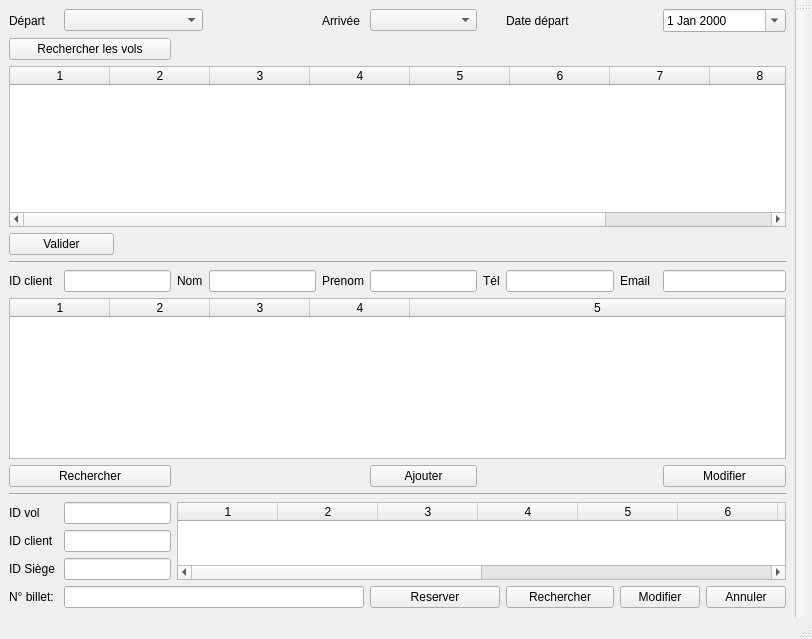
Before: the Qt Designer form ReservationVols_2/mainwindow.ui in MahelNN/Flights-reservation-app-, drawn with Qt 5.
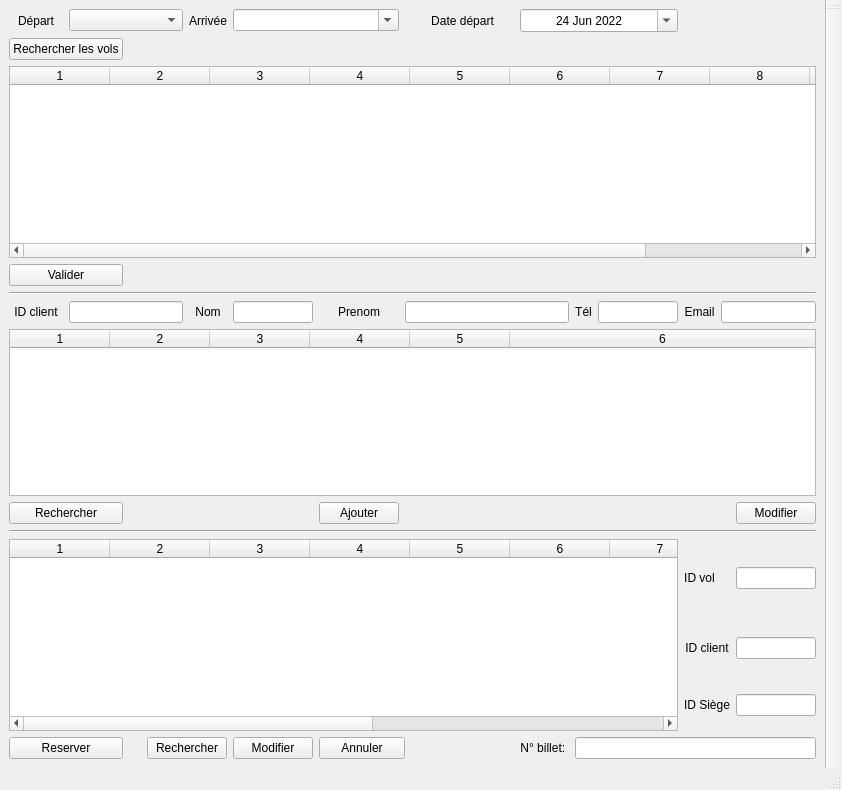
After: the same form once the commit is applied.

What changed in the file:
```diff
--- a/ReservationVols_2/mainwindow.ui
+++ b/ReservationVols_2/mainwindow.ui
@@ -6,8 +6,8 @@
    <rect>
     <x>0</x>
     <y>0</y>
-    <width>812</width>
-    <height>639</height>
+    <width>842</width>
+    <height>790</height>
    </rect>
   </property>
   <property name="windowTitle">
@@ -15,52 +15,86 @@
   </property>
   <widget class="QWidget" name="centralwidget">
    <layout class="QGridLayout" name="gridLayout">
-    <item row="0" column="0">
-     <widget class="QLabel" name="label">
+    <item row="5" column="5">
+     <widget class="QLineEdit" name="leNomPassager">
+      <property name="alignment">
+       <set>Qt::AlignCenter</set>
+      </property>
+     </widget>
+    </item>
+    <item row="11" column="12" colspan="2">
+     <widget class="QLabel" name="label_13">
       <property name="text">
-       <string>Départ</string>
+       <string>ID Siège</string>
       </property>
+      <property name="alignment">
+       <set>Qt::AlignCenter</set>
+      </property>
      </widget>
     </item>
-    <item row="0" column="1" colspan="3">
-     <widget class="QComboBox" name="leVilleDepart"/>
+    <item row="12" column="6" colspan="2">
+     <widget class="QPushButton" name="pbAnnuler_Reservation">
+      <property name="text">
+       <string>Annuler</string>
+      </property>
+     </widget>
     </item>
-    <item row="0" column="6">
-     <widget class="QLabel" name="label_2">
+    <item row="3" column="0" colspan="2">
+     <widget class="QPushButton" name="pbValiderUnVol">
       <property name="text">
-       <string>Arrivée</string>
+       <string>Valider</string>
       </property>
      </widget>
     </item>
-    <item row="0" column="7">
-     <widget class="QComboBox" name="leVilleArrivee"/>
+    <item row="5" column="1" colspan="3">
+     <widget class="QLineEdit" name="leIDPassager">
+      <property name="alignment">
+       <set>Qt::AlignCenter</set>
+      </property>
+     </widget>
     </item>
-    <item row="0" column="9">
-     <widget class="QLabel" name="label_3">
+    <item row="12" column="5">
+     <widget class="QPushButton" name="pbModifier_Reservation">
       <property name="text">
-       <string>Date départ</string>
+       <string>Modifier</string>
       </property>
      </widget>
     </item>
-    <item row="0" column="11" colspan="2">
-     <widget class="QDateEdit" name="dateEdit">
-      <property name="calendarPopup">
-       <bool>true</bool>
+    <item row="4" column="0" colspan="15">
+     <widget class="Line" name="line">
+      <property name="orientation">
+       <enum>Qt::Horizontal</enum>
       </property>
      </widget>
     </item>
-    <item row="1" column="0" colspan="3">
-     <widget class="QPushButton" name="pbRechercheListVols">
+    <item row="5" column="12">
+     <widget class="QLabel" name="label_7">
       <property name="text">
-       <string>Rechercher les vols</string>
+       <string>Email</string>
       </property>
+      <property name="alignment">
+       <set>Qt::AlignCenter</set>
+      </property>
      </widget>
     </item>
-    <item row="2" column="0" colspan="13">
+    <item row="7" column="0" colspan="2">
+     <widget class="QPushButton" name="RechercherPassager">
+      <property name="text">
+       <string>Rechercher</string>
+      </property>
+     </widget>
+    </item>
+    <item row="2" column="0" colspan="15">
      <widget class="QTableWidget" name="twListeDesVols">
       <property name="enabled">
        <bool>true</bool>
       </property>
+      <property name="sizePolicy">
+       <sizepolicy hsizetype="Expanding" vsizetype="MinimumExpanding">
+        <horstretch>0</horstretch>
+        <verstretch>0</verstretch>
+       </sizepolicy>
+      </property>
       <property name="selectionBehavior">
        <enum>QAbstractItemView::SelectRows</enum>
       </property>
@@ -74,7 +108,7 @@
        <number>0</number>
       </property>
       <property name="columnCount">
-       <number>9</number>
+       <number>10</number>
       </property>
       <attribute name="horizontalHeaderStretchLastSection">
        <bool>true</bool>
@@ -88,74 +122,105 @@
       <column/>
       <column/>
       <column/>
+      <column/>
      </widget>
     </item>
-    <item row="3" column="0" colspan="2">
-     <widget class="QPushButton" name="pbValiderUnVol">
+    <item row="1" column="0" colspan="2">
+     <widget class="QPushButton" name="pbRechercheListVols">
       <property name="text">
-       <string>Valider</string>
+       <string>Rechercher les vols</string>
       </property>
      </widget>
     </item>
-    <item row="4" column="0" colspan="13">
-     <widget class="Line" name="line">
-      <property name="orientation">
-       <enum>Qt::Horizontal</enum>
+    <item row="9" column="0" rowspan="3" colspan="12">
+     <widget class="QTableWidget" name="twInformation_Reservation">
+      <property name="sizePolicy">
+       <sizepolicy hsizetype="Expanding" vsizetype="MinimumExpanding">
+        <horstretch>0</horstretch>
+        <verstretch>0</verstretch>
+       </sizepolicy>
       </property>
+      <property name="showGrid">
+       <bool>true</bool>
+      </property>
+      <property name="columnCount">
+       <number>11</number>
+      </property>
+      <attribute name="horizontalHeaderStretchLastSection">
+       <bool>true</bool>
+      </attribute>
+      <column/>
+      <column/>
+      <column/>
+      <column/>
+      <column/>
+      <column/>
+      <column/>
+      <column/>
+      <column/>
+      <column/>
+      <column/>
      </widget>
     </item>
-    <item row="5" column="0">
-     <widget class="QLabel" name="label_11">
-      <property name="text">
-       <string>ID client</string>
+    <item row="5" column="7" colspan="3">
+     <widget class="QLineEdit" name="lePrenomPassager">
+      <property name="alignment">
+       <set>Qt::AlignCenter</set>
       </property>
      </widget>
     </item>
-    <item row="5" column="1" colspan="2">
-     <widget class="QLineEdit" name="leIDPassager"/>
-    </item>
-    <item row="5" column="3">
-     <widget class="QLabel" name="label_4">
+    <item row="12" column="3" colspan="2">
+     <widget class="QPushButton" name="pbRechercher_Reservation">
       <property name="text">
-       <string>Nom</string>
+       <string>Rechercher</string>
       </property>
      </widget>
     </item>
-    <item row="5" column="4" colspan="2">
-     <widget class="QLineEdit" name="leNomPassager"/>
-    </item>
     <item row="5" column="6">
      <widget class="QLabel" name="label_5">
       <property name="text">
        <string>Prenom</string>
       </property>
+      <property name="alignment">
+       <set>Qt::AlignCenter</set>
+      </property>
      </widget>
     </item>
-    <item row="5" column="7">
-     <widget class="QLineEdit" name="lePrenomPassager"/>
-    </item>
-    <item row="5" column="8">
+    <item row="5" column="10">
      <widget class="QLabel" name="label_6">
       <property name="text">
        <string>Tél</string>
       </property>
+      <property name="alignment">
+       <set>Qt::AlignCenter</set>
+      </property>
      </widget>
     </item>
-    <item row="5" column="9">
-     <widget class="QLineEdit" name="leTelephonePassager"/>
+    <item row="5" column="11">
+     <widget class="QLineEdit" name="leTelephonePassager">
+      <property name="alignment">
+       <set>Qt::AlignCenter</set>
+      </property>
+     </widget>
     </item>
-    <item row="5" column="10">
-     <widget class="QLabel" name="label_7">
+    <item row="0" column="0">
+     <widget class="QLabel" name="label">
       <property name="text">
-       <string>Email</string>
+       <string>Départ</string>
+      </property>
+      <property name="alignment">
+       <set>Qt::AlignCenter</set>
       </property>
      </widget>
     </item>
-    <item row="5" column="11" colspan="2">
-     <widget class="QLineEdit" name="leEmailPassager"/>
-    </item>
-    <item row="6" column="0" colspan="13">
+    <item row="6" column="0" colspan="15">
      <widget class="QTableWidget" name="twInformationPassager">
+      <property name="sizePolicy">
+       <sizepolicy hsizetype="Expanding" vsizetype="Preferred">
+        <horstretch>0</horstretch>
+        <verstretch>0</verstretch>
+       </sizepolicy>
+      </property>
       <property name="showGrid">
        <bool>false</bool>
       </property>
@@ -163,7 +228,7 @@
        <enum>Qt::SolidLine</enum>
       </property>
       <property name="columnCount">
-       <number>5</number>
+       <number>6</number>
       </property>
       <attribute name="horizontalHeaderStretchLastSection">
        <bool>true</bool>
@@ -173,65 +238,81 @@
       <column/>
       <column/>
       <column/>
+      <column/>
      </widget>
     </item>
-    <item row="7" column="0" colspan="3">
-     <widget class="QPushButton" name="RechercherPassager">
-      <property name="text">
-       <string>Rechercher</string>
+    <item row="5" column="13" colspan="2">
+     <widget class="QLineEdit" name="leEmailPassager">
+      <property name="alignment">
+       <set>Qt::AlignCenter</set>
       </property>
      </widget>
     </item>
-    <item row="7" column="7">
+    <item row="8" column="0" colspan="15">
+     <widget class="Line" name="line_2">
+      <property name="orientation">
+       <enum>Qt::Horizontal</enum>
+      </property>
+     </widget>
+    </item>
+    <item row="7" column="9">
+     <spacer name="horizontalSpacer_5">
+      <property name="orientation">
+       <enum>Qt::Horizontal</enum>
+      </property>
+      <property name="sizeHint" stdset="0">
+       <size>
+        <width>40</width>
+        <height>20</height>
+       </size>
+      </property>
+     </spacer>
+    </item>
+    <item row="7" column="6">
      <widget class="QPushButton" name="AjouterPassager">
       <property name="text">
        <string>Ajouter</string>
       </property>
      </widget>
     </item>
-    <item row="7" column="11" colspan="2">
+    <item row="10" column="14">
+     <widget class="QLineEdit" name="leReserv_IDPassager">
+      <property name="enabled">
+       <bool>true</bool>
+      </property>
+      <property name="alignment">
+       <set>Qt::AlignCenter</set>
+      </property>
+     </widget>
+    </item>
+    <item row="5" column="4">
+     <widget class="QLabel" name="label_4">
+      <property name="text">
+       <string>Nom</string>
+      </property>
+      <property name="alignment">
+       <set>Qt::AlignCenter</set>
+      </property>
+     </widget>
+    </item>
+    <item row="7" column="14">
      <widget class="QPushButton" name="ModifierPassager">
       <property name="text">
        <string>Modifier</string>
       </property>
      </widget>
     </item>
-    <item row="8" column="0" colspan="13">
-     <widget class="Line" name="line_2">
-      <property name="orientation">
-       <enum>Qt::Horizontal</enum>
-      </property>
-     </widget>
-    </item>
-    <item row="9" column="0">
-     <widget class="QLabel" name="label_10">
-      <property name="text">
-       <string>ID vol</string>
-      </property>
-     </widget>
-    </item>
-    <item row="10" column="0">
-     <widget class="QLabel" name="label_9">
+    <item row="5" column="0">
+     <widget class="QLabel" name="label_11">
       <property name="text">
        <string>ID client</string>
       </property>
-     </widget>
-    </item>
-    <item row="11" column="0">
-     <widget class="QLabel" name="label_13">
-      <property name="text">
-       <string>ID Siège</string>
+      <property name="alignment">
+       <set>Qt::AlignCenter</set>
       </property>
      </widget>
     </item>
-    <item row="12" column="0">
-     <widget class="QLabel" name="label_8">
-      <property name="text">
-       <string>N° billet: </string>
-      </property>
-     </widget>
-    </item>
-    <item row="12" column="1" colspan="6">
+    <item row="12" column="10" colspan="5">
      <widget class="QLineEdit" name="leReserv_UUID">
       <property name="enabled">
        <bool>true</bool>
@@ -242,82 +323,206 @@
         <height>0</height>
        </size>
       </property>
+      <property name="alignment">
+       <set>Qt::AlignCenter</set>
+      </property>
      </widget>
     </item>
-    <item row="12" column="7" colspan="2">
+    <item row="9" column="14">
+     <widget class="QLineEdit" name="leReserv_IDVOL">
+      <property name="enabled">
+       <bool>true</bool>
+      </property>
+      <property name="alignment">
+       <set>Qt::AlignCenter</set>
+      </property>
+     </widget>
+    </item>
+    <item row="7" column="3">
+     <spacer name="horizontalSpacer_4">
+      <property name="orientation">
+       <enum>Qt::Horizontal</enum>
+      </property>
+      <property name="sizeHint" stdset="0">
+       <size>
+        <width>40</width>
+        <height>20</height>
+       </size>
+      </property>
+     </spacer>
+    </item>
+    <item row="10" column="12" colspan="2">
+     <widget class="QLabel" name="label_9">
+      <property name="text">
+       <string>ID client</string>
+      </property>
+      <property name="alignment">
+       <set>Qt::AlignCenter</set>
+      </property>
+     </widget>
+    </item>
+    <item row="12" column="9">
+     <widget class="QLabel" name="label_8">
+      <property name="text">
+       <string>N° billet: </string>
+      </property>
+      <property name="alignment">
+       <set>Qt::AlignCenter</set>
+      </property>
+     </widget>
+    </item>
+    <item row="12" column="2">
+     <spacer name="horizontalSpacer">
+      <property name="orientation">
+       <enum>Qt::Horizontal</enum>
+      </property>
+      <property name="sizeHint" stdset="0">
+       <size>
+        <width>40</width>
+        <height>20</height>
+       </size>
+      </property>
+     </spacer>
+    </item>
+    <item row="12" column="0" colspan="2">
      <widget class="QPushButton" name="pbCreer_Reservation">
       <property name="text">
        <string>Reserver</string>
       </property>
      </widget>
     </item>
-    <item row="12" column="9">
-     <widget class="QPushButton" name="pbRechercher_Reservation">
+    <item row="9" column="12">
+     <widget class="QLabel" name="label_10">
       <property name="text">
-       <string>Rechercher</string>
+       <string>ID vol</string>
       </property>
-     </widget>
-    </item>
-    <item row="12" column="10" colspan="2">
-     <widget class="QPushButton" name="pbModifier_Reservation">
-      <property name="text">
-       <string>Modifier</string>
+      <property name="alignment">
+       <set>Qt::AlignCenter</set>
       </property>
      </widget>
     </item>
-    <item row="12" column="12">
-     <widget class="QPushButton" name="pbAnnuler_Reservation">
-      <property name="text">
-       <string>Annuler</string>
-      </property>
-     </widget>
-    </item>
-    <item row="9" column="1" colspan="2">
-     <widget class="QLineEdit" name="leReserv_IDVOL">
-      <property name="enabled">
-       <bool>true</bool>
-      </property>
-     </widget>
-    </item>
-    <item row="10" column="1" colspan="2">
-     <widget class="QLineEdit" name="leReserv_IDPassager">
-      <property name="enabled">
-       <bool>true</bool>
-      </property>
-     </widget>
-    </item>
-    <item row="11" column="1" colspan="2">
+    <item row="11" column="14">
      <widget class="QLineEdit" name="leIDSiegeReserv">
       <property name="enabled">
        <bool>true</bool>
       </property>
+      <property name="alignment">
+       <set>Qt::AlignCenter</set>
+      </property>
      </widget>
     </item>
-    <item row="9" column="3" rowspan="3" colspan="10">
-     <widget class="QTableWidget" name="twInformation_Reservation">
-      <property name="showGrid">
+    <item row="12" column="8">
+     <spacer name="horizontalSpacer_2">
+      <property name="orientation">
+       <enum>Qt::Horizontal</enum>
+      </property>
+      <property name="sizeHint" stdset="0">
+       <size>
+        <width>132</width>
+        <height>20</height>
+       </size>
+      </property>
+     </spacer>
+    </item>
+    <item row="0" column="1" colspan="3">
+     <widget class="QComboBox" name="leVilleDepart">
+      <property name="sizeAdjustPolicy">
+       <enum>QComboBox::AdjustToContents</enum>
+      </property>
+     </widget>
+    </item>
+    <item row="0" column="4">
+     <widget class="QLabel" name="label_2">
+      <property name="text">
+       <string>Arrivée</string>
+      </property>
+      <property name="alignment">
+       <set>Qt::AlignCenter</set>
+      </property>
+     </widget>
+    </item>
+    <item row="0" column="5" colspan="2">
+     <widget class="QComboBox" name="leVilleArrivee">
+      <property name="editable">
        <bool>true</bool>
       </property>
-      <property name="columnCount">
-       <number>12</number>
+      <property name="sizeAdjustPolicy">
+       <enum>QComboBox::AdjustToContents</enum>
       </property>
-      <attribute name="horizontalHeaderStretchLastSection">
+     </widget>
+    </item>
+    <item row="0" column="8">
+     <widget class="QLabel" name="label_3">
+      <property name="text">
+       <string>Date départ</string>
+      </property>
+      <property name="alignment">
+       <set>Qt::AlignCenter</set>
+      </property>
+     </widget>
+    </item>
+    <item row="0" column="9" colspan="3">
+     <widget class="QDateEdit" name="dateEdit">
+      <property name="alignment">
+       <set>Qt::AlignCenter</set>
+      </property>
+      <property name="dateTime">
+       <datetime>
+        <hour>22</hour>
+        <minute>0</minute>
+        <second>0</second>
+        <year>2022</year>
+        <month>6</month>
+        <day>24</day>
+       </datetime>
+      </property>
+      <property name="calendarPopup">
        <bool>true</bool>
-      </attribute>
-      <column/>
-      <column/>
-      <column/>
-      <column/>
-      <column/>
-      <column/>
-      <column/>
-      <column/>
-      <column/>
-      <column/>
-      <column/>
-      <column/>
+      </property>
      </widget>
     </item>
+    <item row="0" column="12" colspan="3">
+     <spacer name="horizontalSpacer_7">
+      <property name="orientation">
+       <enum>Qt::Horizontal</enum>
+      </property>
+      <property name="sizeHint" stdset="0">
+       <size>
+        <width>40</width>
+        <height>20</height>
+       </size>
+      </property>
+     </spacer>
+    </item>
+    <item row="1" column="2" colspan="6">
+     <spacer name="horizontalSpacer_3">
+      <property name="orientation">
+       <enum>Qt::Horizontal</enum>
+      </property>
+      <property name="sizeType">
+       <enum>QSizePolicy::Expanding</enum>
+      </property>
+      <property name="sizeHint" stdset="0">
+       <size>
+        <width>40</width>
+        <height>20</height>
+       </size>
+      </property>
+     </spacer>
+    </item>
+    <item row="3" column="3" colspan="4">
+     <spacer name="horizontalSpacer_6">
+      <property name="orientation">
+       <enum>Qt::Horizontal</enum>
+      </property>
+      <property name="sizeHint" stdset="0">
+       <size>
+        <width>40</width>
+        <height>20</height>
+       </size>
+      </property>
+     </spacer>
+    </item>
    </layout>
   </widget>
   <widget class="QMenuBar" name="menubar">
```
Left out of the diff: 4 changed lines with no effect on the pictures.
